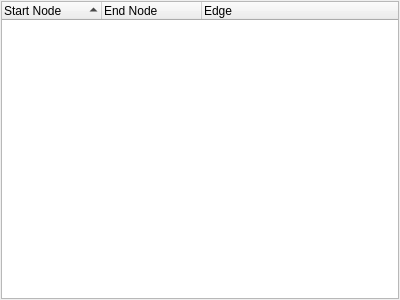
Above: src/commonui/CCommutationTable.ui from ArsMasiuk/qvge before the change. Below: the same form after it.
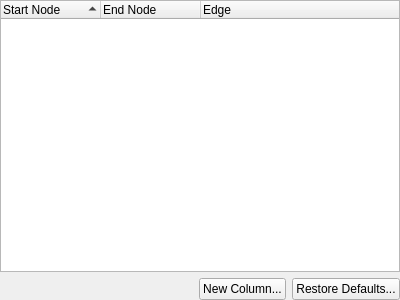
That is the form after the change.

Patch:
```diff
--- a/src/commonui/CCommutationTable.ui
+++ b/src/commonui/CCommutationTable.ui
@@ -15,16 +15,16 @@
   </property>
   <layout class="QVBoxLayout" name="verticalLayout">
    <property name="leftMargin">
-    <number>1</number>
+    <number>0</number>
    </property>
    <property name="topMargin">
-    <number>1</number>
+    <number>0</number>
    </property>
    <property name="rightMargin">
-    <number>1</number>
+    <number>0</number>
    </property>
    <property name="bottomMargin">
-    <number>1</number>
+    <number>0</number>
    </property>
    <item>
     <widget class="QTreeWidget" name="Table">
@@ -69,6 +69,43 @@
      </column>
     </widget>
    </item>
+   <item>
+    <layout class="QHBoxLayout" name="horizontalLayout">
+     <item>
+      <spacer name="horizontalSpacer">
+       <property name="orientation">
+        <enum>Qt::Horizontal</enum>
+       </property>
+       <property name="sizeHint" stdset="0">
+        <size>
+         <width>134</width>
+         <height>20</height>
+        </size>
+       </property>
+      </spacer>
+     </item>
+     <item>
+      <widget class="QPushButton" name="AddColumnButton">
+       <property name="statusTip">
+        <string>Append new edge attribute column  | Right-click on a column's header - insert/delete a column at exact position</string>
+       </property>
+       <property name="text">
+        <string>New Column...</string>
+       </property>
+      </widget>
+     </item>
+     <item>
+      <widget class="QPushButton" name="RestoreButton">
+       <property name="statusTip">
+        <string>Restore default columns (remove custom ones)</string>
+       </property>
+       <property name="text">
+        <string>Restore Defaults...</string>
+       </property>
+      </widget>
+     </item>
+    </layout>
+   </item>
   </layout>
  </widget>
  <resources/>
```
